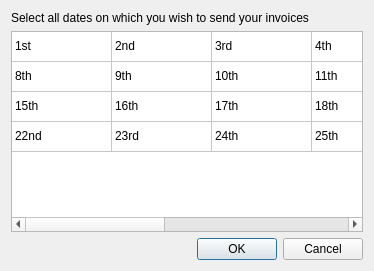
Above: Gui/AssignDatesUI.ui from smithbro2115/Clocking before the change. Below: the same form after it.
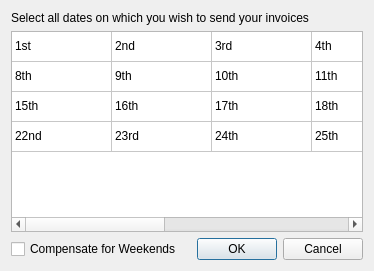
That is the form after the change.

Commit message: - Added compensating for weekends

Diff of the .ui file:
```diff
--- a/Gui/AssignDatesUI.ui
+++ b/Gui/AssignDatesUI.ui
@@ -14,7 +14,7 @@
    <string>Set Dates To Email Invoices</string>
   </property>
   <layout class="QGridLayout" name="gridLayout">
-   <item row="2" column="0">
+   <item row="2" column="1">
     <widget class="QDialogButtonBox" name="buttonBox">
      <property name="orientation">
       <enum>Qt::Horizontal</enum>
@@ -24,7 +24,14 @@
      </property>
     </widget>
    </item>
-   <item row="1" column="0">
+   <item row="2" column="0">
+    <widget class="QCheckBox" name="compensateCheckBox">
+     <property name="text">
+      <string>Compensate for Weekends</string>
+     </property>
+    </widget>
+   </item>
+   <item row="1" column="0" colspan="2">
     <widget class="QWidget" name="widget" native="true">
      <layout class="QGridLayout" name="gridLayout_2">
       <property name="leftMargin">
@@ -274,7 +281,7 @@
      </layout>
     </widget>
    </item>
-   <item row="0" column="0">
+   <item row="0" column="0" colspan="2">
     <widget class="QLabel" name="label">
      <property name="font">
       <font>
```
The commit also changes 4 other files.
